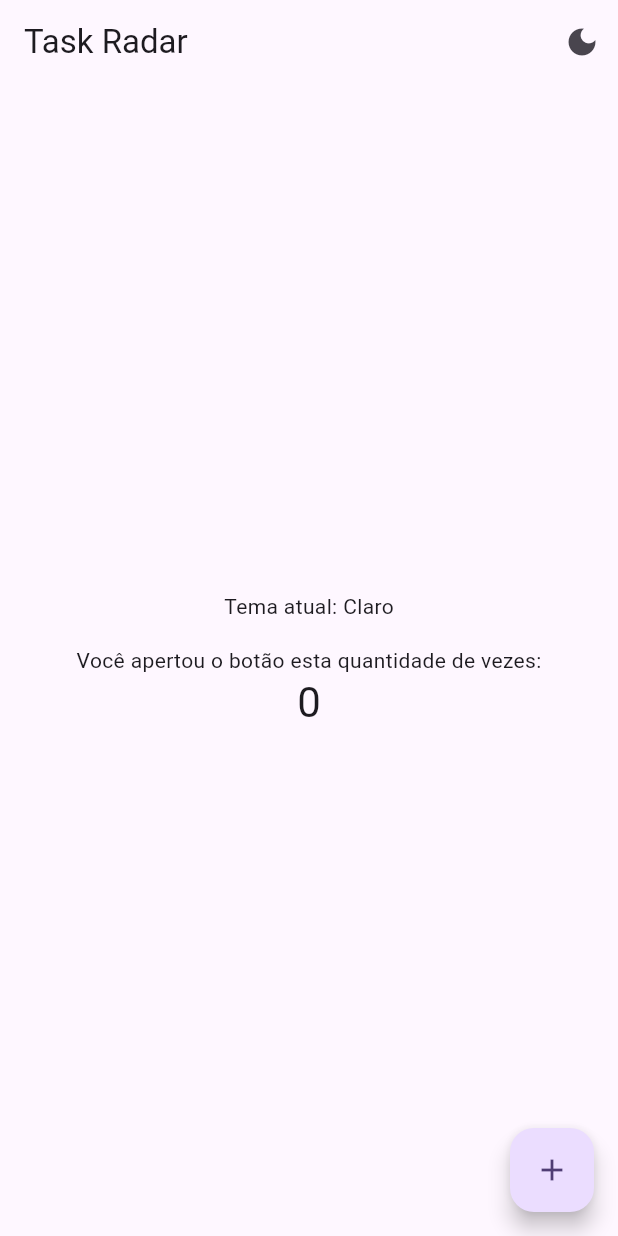
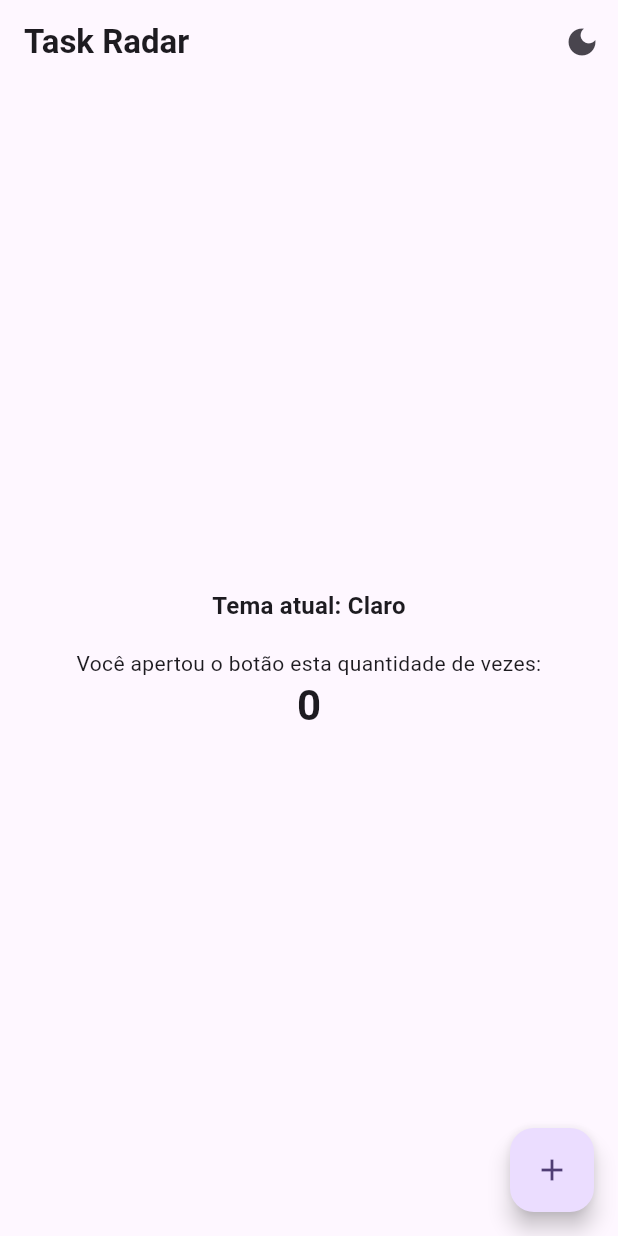
Before and after one commit to Natanael-ADS/task-radar, a Flutter app: the screen it shows after launch, on a phone screen of 412 x 824 dp. Run offline on Flutter 3.47's test engine with Material 3 defaults, Android fonts, the phone set to English and light mode, and no system bars; our stand-ins replace get_it, go_router.

Commit message:
Enhance AppThemeData with custom typography for light and dark themes. Update HomePage to utilize the new text styles for improved readability and consistency in theme presentation.

```diff
--- a/lib/app/theme/app_theme_data.dart
+++ b/lib/app/theme/app_theme_data.dart
@@ -4,22 +4,75 @@ final class AppThemeData {
   static const _seedColor = Colors.deepPurple;
 
   static ThemeData light() {
-    return ThemeData(
+    final baseTheme = ThemeData(
       useMaterial3: true,
       colorScheme: ColorScheme.fromSeed(
         seedColor: _seedColor,
         brightness: Brightness.light,
       ),
     );
+
+    return baseTheme.copyWith(textTheme: _typography(baseTheme.textTheme));
   }
 
   static ThemeData dark() {
-    return ThemeData(
+    final baseTheme = ThemeData(
       useMaterial3: true,
       colorScheme: ColorScheme.fromSeed(
         seedColor: _seedColor,
         brightness: Brightness.dark,
       ),
     );
+
+    return baseTheme.copyWith(textTheme: _typography(baseTheme.textTheme));
+  }
+
+  static TextTheme _typography(TextTheme material) {
+    return material.copyWith(
+      headlineMedium: material.headlineMedium?.copyWith(
+        fontSize: 28,
+        fontWeight: FontWeight.w700,
+      ),
+      headlineSmall: material.headlineSmall?.copyWith(
+        fontSize: 24,
+        fontWeight: FontWeight.w600,
+      ),
+      titleLarge: material.titleLarge?.copyWith(
+        fontSize: 22,
+        fontWeight: FontWeight.w600,
+      ),
+      titleMedium: material.titleMedium?.copyWith(
+        fontSize: 16,
+        fontWeight: FontWeight.w600,
+      ),
+      titleSmall: material.titleSmall?.copyWith(
+        fontSize: 14,
+        fontWeight: FontWeight.w500,
+      ),
+      bodyLarge: material.bodyLarge?.copyWith(
+        fontSize: 16,
+        fontWeight: FontWeight.w400,
+      ),
+      bodyMedium: material.bodyMedium?.copyWith(
+        fontSize: 14,
+        fontWeight: FontWeight.w400,
+      ),
+      bodySmall: material.bodySmall?.copyWith(
+        fontSize: 12,
+        fontWeight: FontWeight.w400,
+      ),
+      labelLarge: material.labelLarge?.copyWith(
+        fontSize: 14,
+        fontWeight: FontWeight.w500,
+      ),
+      labelMedium: material.labelMedium?.copyWith(
+        fontSize: 12,
+        fontWeight: FontWeight.w500,
+      ),
+      labelSmall: material.labelSmall?.copyWith(
+        fontSize: 11,
+        fontWeight: FontWeight.w500,
+      ),
+    );
   }
 }
--- a/lib/features/home/presentation/pages/home_page.dart
+++ b/lib/features/home/presentation/pages/home_page.dart
@@ -32,6 +32,7 @@ class _HomePageState extends State<HomePage> {
       animation: _themeController,
       builder: (context, child) {
         final isDarkMode = _themeController.isDarkMode;
+        final textTheme = Theme.of(context).textTheme;
 
         return Scaffold(
           appBar: AppBar(
@@ -50,13 +51,18 @@ class _HomePageState extends State<HomePage> {
             child: Column(
               mainAxisAlignment: MainAxisAlignment.center,
               children: [
-                Text(isDarkMode ? 'Tema atual: Escuro' : 'Tema atual: Claro'),
+                Text(
+                  isDarkMode ? 'Tema atual: Escuro' : 'Tema atual: Claro',
+                  style: textTheme.titleMedium,
+                  textAlign: TextAlign.center,
+                ),
                 const SizedBox(height: 16),
-                const Text('Você apertou o botão esta quantidade de vezes:'),
                 Text(
-                  '$_counter',
-                  style: Theme.of(context).textTheme.headlineMedium,
+                  'Você apertou o botão esta quantidade de vezes:',
+                  style: textTheme.bodyMedium,
+                  textAlign: TextAlign.center,
                 ),
+                Text('$_counter', style: textTheme.headlineMedium),
               ],
             ),
           ),
```
